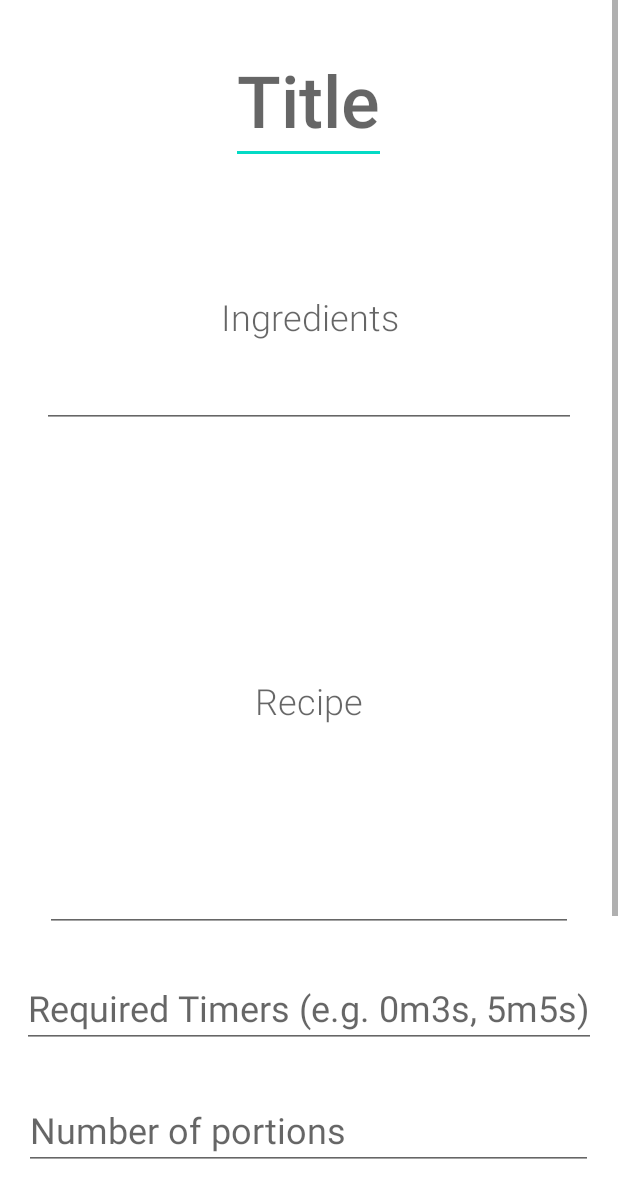
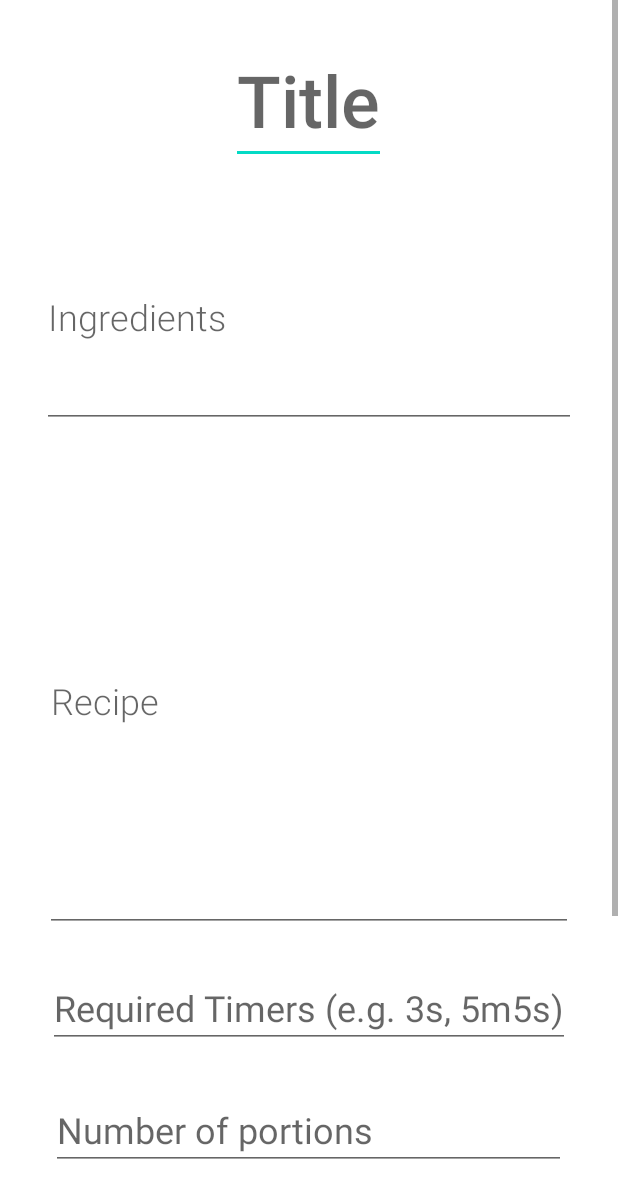
Before and after one commit to maciej-walus/kook, an Android app: the layout edit_reciepie.xml on its own in the app's theme, with its tools: preview values and no code run, on a phone screen of 412 x 824 dp. Shown: the top 1198 px of the screen. Run offline under Robolectric (Android 15) with nearby library versions, the light colour scheme and no system bars.

Commit message:
Text allignment changes

```diff
--- a/app/src/main/res/layout/edit_reciepie.xml
+++ b/app/src/main/res/layout/edit_reciepie.xml
@@ -35,7 +35,7 @@
                 android:layout_marginTop="28dp"
                 android:fontFamily="sans-serif-light"
                 android:hint="Ingredients"
-                android:textAlignment="center"
+                android:textAlignment="textStart"
                 android:textSize="24sp" />
 
             <EditText
@@ -47,7 +47,7 @@
                 android:fontFamily="sans-serif-light"
                 android:hint="Recipe"
                 android:lineSpacingExtra="24sp"
-                android:textAlignment="center"
+                android:textAlignment="textStart"
                 android:textSize="24sp" />
 
             <EditText
@@ -56,13 +56,13 @@
                 android:layout_height="wrap_content"
                 android:layout_gravity="center"
                 android:layout_marginTop="24dp"
-                android:hint="Required Timers (e.g. 0m3s, 5m5s)"
+                android:hint="Required Timers (e.g. 3s, 5m5s)"
                 android:textAlignment="viewStart"
                 android:textSize="24sp" />
 
             <EditText
                 android:id="@+id/editTextNumber2"
-                android:layout_width="379dp"
+                android:layout_width="343dp"
                 android:layout_height="wrap_content"
                 android:layout_gravity="center"
                 android:layout_marginTop="28dp"
```
Also changed, not shown: app/src/main/res/layout/new_reciepie.xml (+4 -4 lines).
